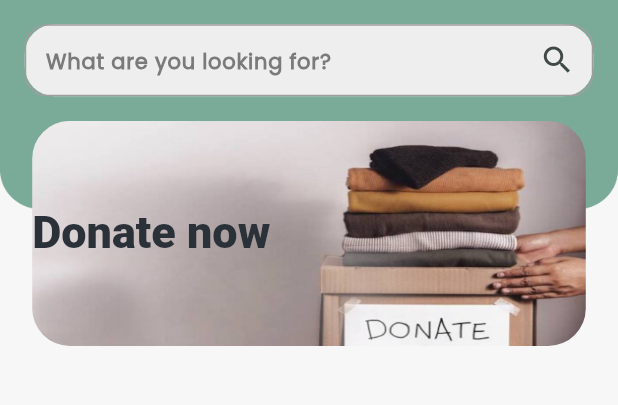
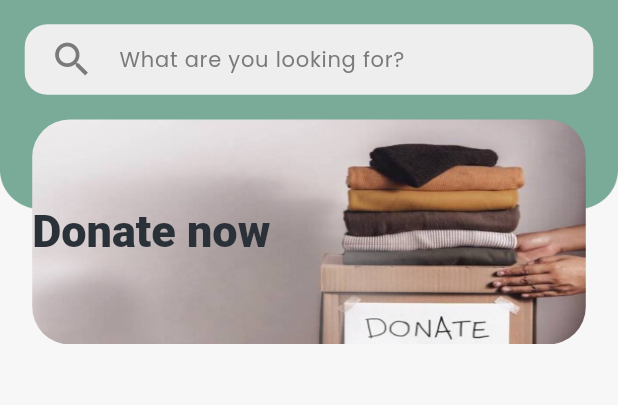
Before and after one commit to habibaabdelhamidd/Second-Spin, a Flutter app: the HomeScreen screen opened directly, on a phone screen of 412 x 824 dp, the part 177-582 px from its top. Run offline on Flutter 3.47's test engine with Material 3 defaults, Android fonts, the phone set to English and light mode, and no system bars; drawn by our look-alikes of carousel_slider.

Commit message:
Search search view 1

```diff
--- a/lib/core/theme/app_theme.dart
+++ b/lib/core/theme/app_theme.dart
@@ -19,6 +19,7 @@ class ApplicationTheme {
           fontSize: 16,
             fontWeight: FontWeight.bold,
             color: Colors.black,
+          fontFamily: 'poppins'
         )
     ),
     bottomNavigationBarTheme: const BottomNavigationBarThemeData(
@@ -73,8 +74,6 @@ class ApplicationTheme {
         fontWeight: FontWeight.w700,
         color: Colors.white,
       ),
-    ),
-
-  );
+  ));
 
 }
--- a/lib/main.dart
+++ b/lib/main.dart
@@ -6,6 +6,7 @@ import 'package:graduation/screens/boarding/boarding2.dart';
 import 'package:graduation/screens/boarding/onboarding3.dart';
 import 'package:graduation/screens/category/recycle/recycle_product_details/recycle_products_details.dart';
 import 'package:graduation/screens/category/recycle/recycle_products/recycle_products.dart';
+import 'package:graduation/screens/home/search/search_view.dart';
 import 'package:graduation/screens/login/login_page.dart';
 import 'package:graduation/screens/register/register_page.dart';
 import 'package:graduation/screens/splash/splashscreen.dart';
@@ -33,6 +34,7 @@ class MyApp extends StatelessWidget {
         LoginPage.routeName : (context)=> LoginPage(),
         RegisterPage.routeName  : (context)=> RegisterPage(),
         Recycle_Product_Details.routeName : (context)=> Recycle_Product_Details(),
+        SearchView.routeName : (context)=> SearchView(),
       },
       home: Splashscreen(),
     );
--- a/lib/screens/home/home.dart
+++ b/lib/screens/home/home.dart
@@ -1,10 +1,15 @@
 import 'package:carousel_slider/carousel_slider.dart';
 import 'package:flutter/material.dart';
-import 'package:graduation/screens/login/text_ff.dart';
+import 'package:graduation/screens/home/search/search.dart';
 
-class HomeScreen extends StatelessWidget {
+class HomeScreen extends StatefulWidget {
   const HomeScreen({super.key});
 
+  @override
+  State<HomeScreen> createState() => _HomeScreenState();
+}
+
+class _HomeScreenState extends State<HomeScreen> {
   @override
   Widget build(BuildContext context) {
     var theme = Theme.of(context);
@@ -40,49 +45,58 @@ class HomeScreen extends StatelessWidget {
                 SizedBox(
                   height: MediaQuery.of(context).size.height * 0.02,
                 ),
-                // Container(
-                //   decoration: BoxDecoration(
-                //     borderRadius: BorderRadius.circular(15),
-                //     color: theme.colorScheme.onSecondary,
-                //   ),
-                //   alignment: Alignment.center,
-                //   child: TextFormField(
-                //     decoration: InputDecoration(
-                //       contentPadding: const EdgeInsets.symmetric(
-                //           vertical: 10.0, horizontal: 10),
-                //       enabledBorder: OutlineInputBorder(
-                //         borderSide:
-                //             const BorderSide(color: Colors.grey, width: 1),
-                //         borderRadius: BorderRadius.circular(15),
-                //       ),
-                //       hintText: "What are you looking for?",
-                //       hintStyle: theme.textTheme.labelSmall,
-                //       suffixIcon: const Icon(Icons.search),
-                //     ),
-                //   ),
-                // )
                 InkWell(
-                  child: TextF(
-                    hint: "What are you looking for?",
-                    astrik: false,
-                    fieldColor: theme.colorScheme.onSecondary,
-                    icon: const Icon(Icons.search),
+                  onTap: () {
+                    final result =
+                        showSearch(context: context, delegate: ItemSearch());
+                  },
+                  child: Container(
+                    padding: EdgeInsets.symmetric(
+                        horizontal: MediaQuery.of(context).size.width * 0.04),
+                    height: 47,
+                    decoration: BoxDecoration(
+                      borderRadius: BorderRadius.circular(15),
+                      color: theme.colorScheme.onSecondary,
+                    ),
+                    alignment: Alignment.center,
+                    child: Row(
+                      mainAxisAlignment: MainAxisAlignment.start,
+                      children: [
+                        const Icon(
+                          Icons.search,
+                          color: Color(0xff7A7A7A),
+                          size: 30,
+                        ),
+                        SizedBox(
+                          width: MediaQuery.of(context).size.width * 0.04,
+                        ),
+                        Text(
+                          "What are you looking for?",
+                          style: theme.textTheme.labelSmall
+                              ?.copyWith(fontWeight: FontWeight.w500),
+                          textAlign: TextAlign.start,
+                        ),
+                      ],
+                    ),
                   ),
                 ),
                 SizedBox(
                   height: MediaQuery.of(context).size.height * 0.02,
                 ),
-
                 CarouselSlider(
                     items: [1, 2, 3].map((i) {
                       return Builder(
                         builder: (BuildContext context) {
                           return Container(
-                            alignment: Alignment.centerLeft,
+                              alignment: Alignment.centerLeft,
                               width: MediaQuery.of(context).size.width,
-                              margin: EdgeInsets.symmetric(horizontal: 5.0),
+                              margin:
+                                  const EdgeInsets.symmetric(horizontal: 5.0),
                               decoration: BoxDecoration(
-                                  image: DecorationImage(image: AssetImage("assets/image/slideshow1.jpg"),fit: BoxFit.fill),
+                                  image: const DecorationImage(
+                                      image: AssetImage(
+                                          "assets/image/slideshow1.jpg"),
+                                      fit: BoxFit.fill),
                                   borderRadius: BorderRadius.circular(25)),
                               child: Text(
                                 'Donate now',
--- /dev/null
+++ b/lib/screens/home/search/search.dart
@@ -0,0 +1,72 @@
+import 'package:flutter/material.dart';
+import 'package:graduation/screens/home/search/search_view.dart';
+
+class ItemSearch extends SearchDelegate<String> {
+  final items = ['shoes', 't-shirts', 'hats', 'jackets'];
+  final suggItems = ['hats', 'jackets'];
+
+  @override
+  List<Widget>? buildActions(BuildContext context) => [
+        IconButton(
+            onPressed: () {
+              if (query.isEmpty) {
+                close(context, null.toString());
+              } else {
+                query = '';
+                showSuggestions(context);
+              }
+            },
+            icon: const Icon(Icons.clear))
+      ];
+
+  @override
+  Widget? buildLeading(BuildContext context) => IconButton(
+      onPressed: () => close(context, null.toString()),
+      icon: const Icon(Icons.arrow_back_outlined));
+
+  @override
+  Widget buildResults(BuildContext context) => Center(
+          child: Column(
+        children: [
+          const Icon(Icons.abc),
+          Text(
+            query,
+          ),
+        ],
+      ));
+
+  @override
+  Widget buildSuggestions(BuildContext context) {
+    final suggestions = query.isEmpty
+        ? suggItems
+        : items.where((item) {
+            final itemLower = item.toLowerCase();
+            final queryLower = query.toLowerCase();
+            return itemLower.startsWith(queryLower);
+          }).toList();
+    return buildSuggestionSuccess(suggestions);
+  }
+
+  buildSuggestionSuccess(List<String> suggestions) => ListView.builder(
+      itemBuilder: (context, index) {
+        final suggestion = suggestions[index];
+        return ListTile(
+            onTap: () {
+              query = suggestion;
+              // close(context, suggestion);
+              // showResults(context);
+              Navigator.pushNamed(context, SearchView.routeName, arguments: suggestion);
+            },
+            title: Text(suggestion,
+                style: const TextStyle(
+                    fontFamily: "poppins",
+                    fontSize: 18,
+                color: Color(0xff2B3139))));
+      },
+      itemCount: suggestions.length);
+  @override
+  String get searchFieldLabel => 'What are you looking for?';
+  @override
+  TextStyle? get searchFieldStyle => const TextStyle(
+      fontSize: 14, fontWeight: FontWeight.w200, fontFamily: "poppins");
+}
```
Also changed, not shown: lib/screens/home/search/search_view.dart (added, +17 -0 lines).
